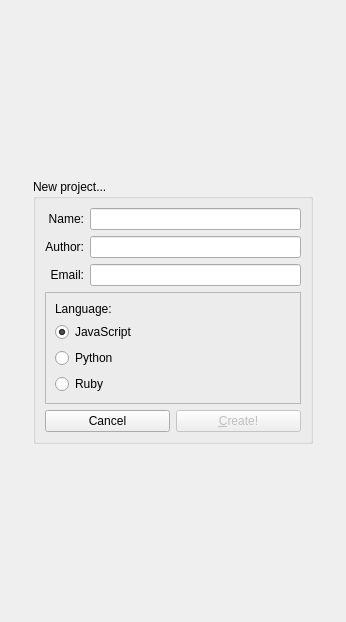
The window that startpage.ui (KDE/plasma-sdk) describes before a commit, drawn with Qt 5.
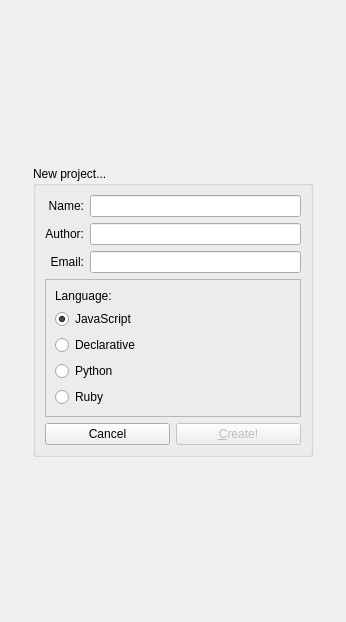
The same window after the commit. The open tabs and pages were chosen to show the change. Custom widgets are drawn as their Qt base class.

The edit to the form file:
```diff
--- a/startpage.ui
+++ b/startpage.ui
@@ -347,6 +347,16 @@
                    </property>
                   </widget>
                  </item>
+                 <item>
+                  <widget class="QRadioButton" name="radioButtonDe">
+                   <property name="text">
+                    <string>Declarative</string>
+                   </property>
+                   <property name="checked">
+                    <bool>false</bool>
+                   </property>
+                  </widget>
+                 </item>
                  <item>
                   <widget class="QRadioButton" name="radioButtonPy">
                    <property name="text">
```
